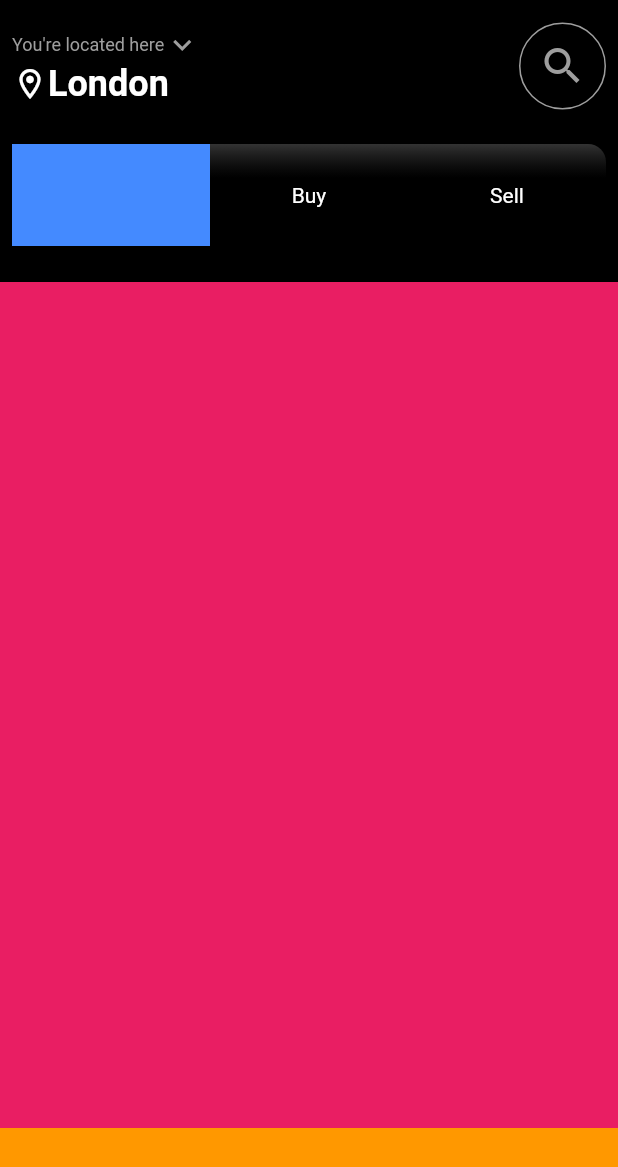
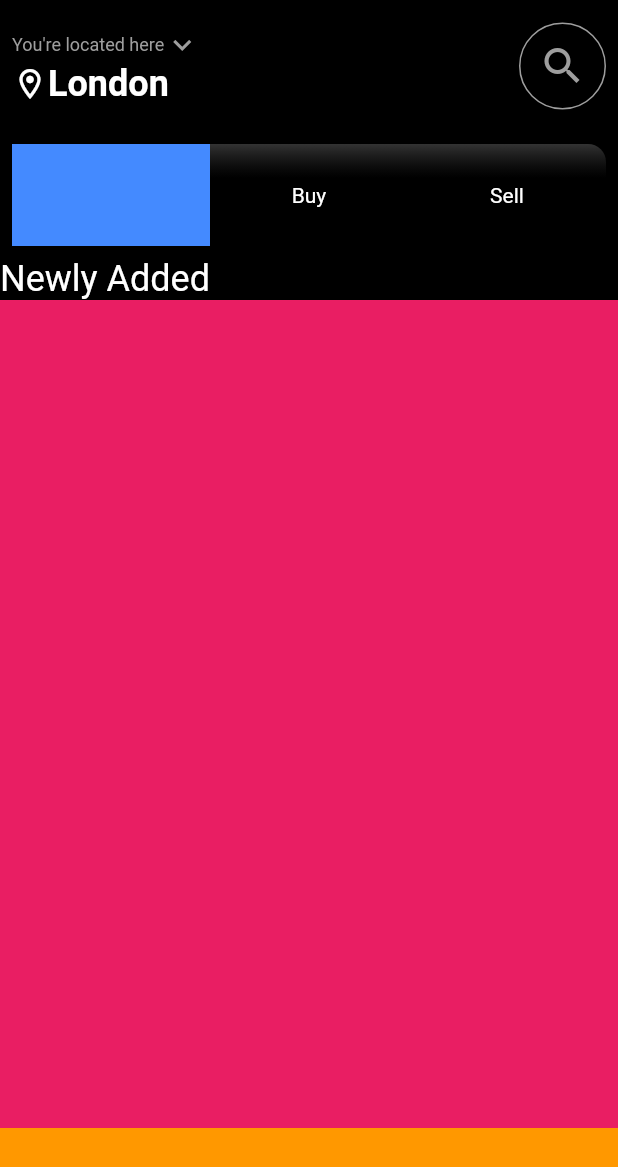
Before and after one commit to JAICHANGPARK/flutter_notebook_17th_story, a Flutter app: the screen it shows after launch, on a phone screen of 412 x 824 dp. Shown: the top 1167 px of the screen. Run offline on Flutter 3.47's test engine with Material 2 defaults, Android fonts, the phone set to English and light mode, and no system bars; our stand-ins replace cached_network_image, fl_chart, flutter_riverpod, freezed_annotation, ionicons, percent_indicator.

Commit message:
Update real_estate_main_page.dart

```diff
--- a/lib/ep1018_real_estate_app/src/ui/real_estate_main_page.dart
+++ b/lib/ep1018_real_estate_app/src/ui/real_estate_main_page.dart
@@ -66,10 +66,13 @@ class _RealEstateMainPageState extends State<RealEstateMainPage> {
                         border: Border.all(color: Colors.grey),
                         shape: BoxShape.circle,
                       ),
-                      child: Icon(
-                        Icons.search,
-                        size: 32,
-                        color: Colors.grey,
+                      child: Padding(
+                        padding: const EdgeInsets.all(8.0),
+                        child: Icon(
+                          Icons.search,
+                          size: 32,
+                          color: Colors.grey,
+                        ),
                       ),
                     )
                   ],
@@ -136,7 +139,10 @@ class _RealEstateMainPageState extends State<RealEstateMainPage> {
                 ),
               ),
             ),
-            const Text("newly Added"),
+            const Text("Newly Added",style: TextStyle(
+              color: Colors.white,
+              fontSize: 24
+            ),),
             Expanded(
                 child: Container(
               color: Colors.pink,
```
